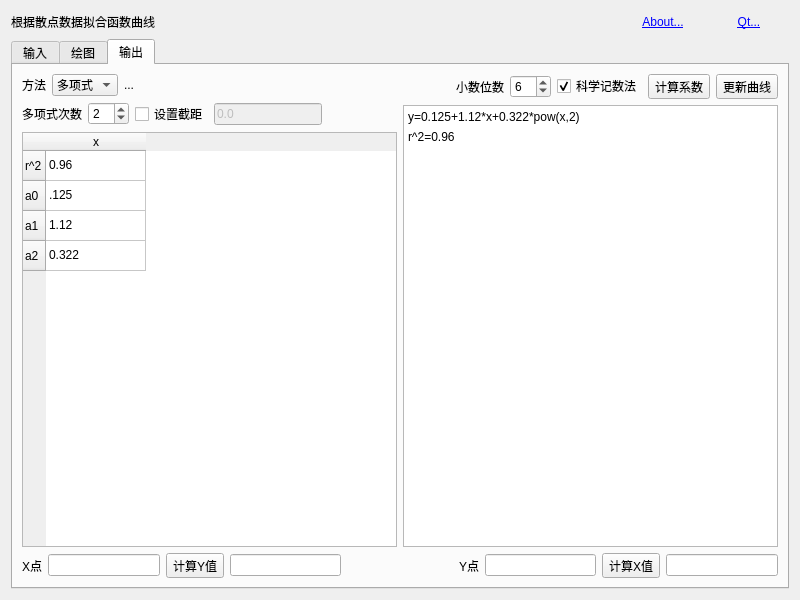
First picture: the form in form.ui, repository AndrewMoa2005/PyCFF, before the edit.
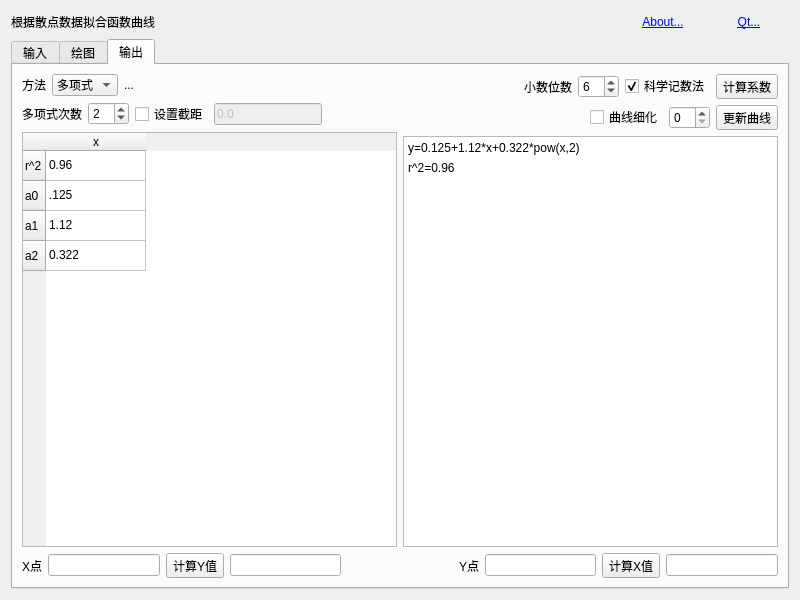
Second picture: the form after the edit. Icons and pictures are not drawn. Custom widgets are drawn as their Qt base class.

```diff
--- a/form.ui
+++ b/form.ui
@@ -877,6 +877,43 @@
                </property>
               </widget>
              </item>
+            </layout>
+           </item>
+           <item>
+            <layout class="QHBoxLayout" name="horizontalLayout">
+             <item>
+              <spacer name="horizontalSpacer_6">
+               <property name="orientation">
+                <enum>Qt::Orientation::Horizontal</enum>
+               </property>
+               <property name="sizeHint" stdset="0">
+                <size>
+                 <width>40</width>
+                 <height>20</height>
+                </size>
+               </property>
+              </spacer>
+             </item>
+             <item>
+              <widget class="QCheckBox" name="refineCB">
+               <property name="toolTip">
+                <string>是否对拟合曲线进行细化</string>
+               </property>
+               <property name="text">
+                <string>曲线细化</string>
+               </property>
+              </widget>
+             </item>
+             <item>
+              <widget class="QSpinBox" name="refineSP">
+               <property name="toolTip">
+                <string>细化等级n，原X轴范围按10^n分割</string>
+               </property>
+               <property name="maximum">
+                <number>12</number>
+               </property>
+              </widget>
+             </item>
              <item>
               <widget class="QToolButton" name="curveBtn">
                <property name="toolTip">
```
Left out of the diff: 18 changed lines with no effect on the pictures.
